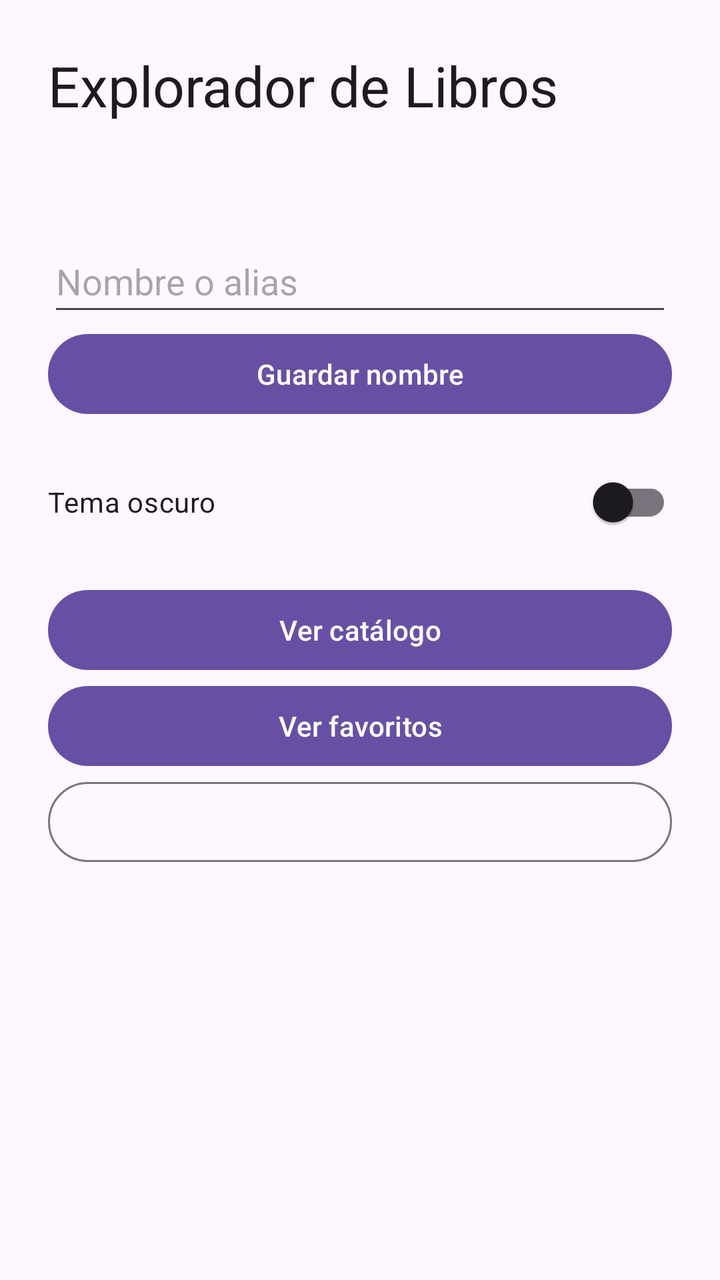
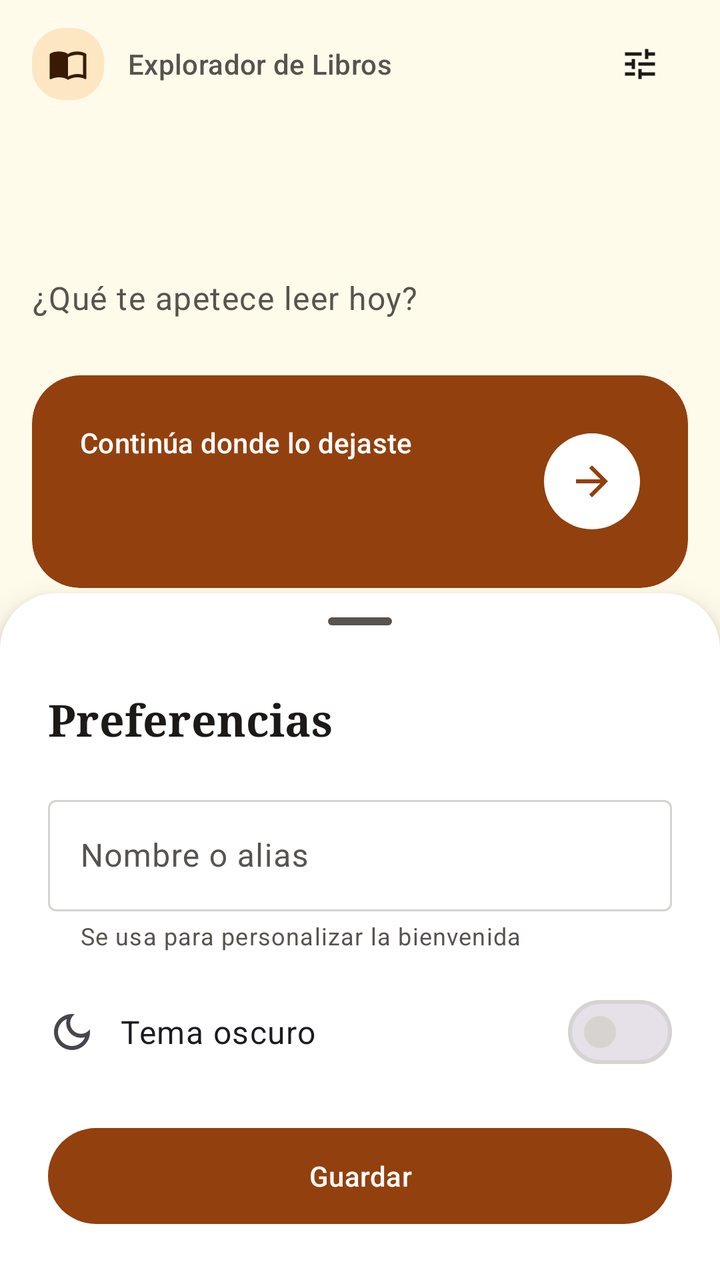

Screens rendered from an Android XML layout before and after an edit, with the pre-edit source and the edit as a unified diff.
<!-- AndroidManifest.xml: application theme Theme.PRACTICA_DYVR_02 -->
<!-- res/layout/activity_main.xml -->
<?xml version="1.0" encoding="utf-8"?>
<LinearLayout xmlns:android="http://schemas.android.com/apk/res/android"
    android:layout_width="match_parent"
    android:layout_height="match_parent"
    android:fitsSystemWindows="true"
    android:orientation="vertical"
    android:padding="24dp">

    <TextView
        android:layout_width="wrap_content"
        android:layout_height="wrap_content"
        android:text="@string/app_name"
        android:textAppearance="?attr/textAppearanceHeadlineMedium" />

    <TextView
        android:id="@+id/bienvenida"
        android:layout_width="match_parent"
        android:layout_height="wrap_content"
        android:layout_marginVertical="16dp"
        android:textAppearance="?attr/textAppearanceBodyLarge" />

    <EditText
        android:id="@+id/nombre"
        android:layout_width="match_parent"
        android:layout_height="wrap_content"
        android:hint="Nombre o alias"
        android:inputType="textPersonName"
        android:minHeight="48dp" />

    <Button
        android:id="@+id/guardar"
        android:layout_width="match_parent"
        android:layout_height="wrap_content"
        android:text="Guardar nombre" />

    <androidx.appcompat.widget.SwitchCompat
        android:id="@+id/tema"
        android:layout_width="match_parent"
        android:layout_height="wrap_content"
        android:layout_marginVertical="16dp"
        android:minHeight="48dp"
        android:text="Tema oscuro" />

    <Button
        android:id="@+id/catalogo"
        android:layout_width="match_parent"
        android:layout_height="wrap_content"
        android:text="Ver catálogo" />

    <Button
        android:id="@+id/favoritos"
        android:layout_width="match_parent"
        android:layout_height="wrap_content"
        android:text="Ver favoritos" />

    <Button
        android:id="@+id/continuar"
        style="?attr/materialButtonOutlinedStyle"
        android:layout_width="match_parent"
        android:layout_height="wrap_content" />
</LinearLayout>
<!-- resources referenced by this layout -->
<resources>
  <style name="Base.Theme.PRACTICA_DYVR_02" parent="Theme.Material3.DayNight.NoActionBar">
          
          
      </style>
  <!-- unchanged entries left out for length: 2 -->
</resources>

<!-- the commit's change to res/layout/activity_main.xml (unified diff, before → after) -->
@@ -1,61 +1,311 @@
 <?xml version="1.0" encoding="utf-8"?>
-<LinearLayout xmlns:android="http://schemas.android.com/apk/res/android"
+<androidx.coordinatorlayout.widget.CoordinatorLayout xmlns:android="http://schemas.android.com/apk/res/android"
+    xmlns:app="http://schemas.android.com/apk/res-auto"
     android:layout_width="match_parent"
     android:layout_height="match_parent"
-    android:fitsSystemWindows="true"
-    android:orientation="vertical"
-    android:padding="24dp">
-
-    <TextView
-        android:layout_width="wrap_content"
-        android:layout_height="wrap_content"
-        android:text="@string/app_name"
-        android:textAppearance="?attr/textAppearanceHeadlineMedium" />
-
-    <TextView
-        android:id="@+id/bienvenida"
+    android:background="?android:attr/colorBackground">
+
+    <ScrollView
+        android:layout_width="match_parent"
+        android:layout_height="match_parent"
+        android:fitsSystemWindows="true">
+
+        <LinearLayout
+            android:layout_width="match_parent"
+            android:layout_height="wrap_content"
+            android:orientation="vertical"
+            android:paddingHorizontal="@dimen/gutter"
+            android:paddingTop="8dp"
+            android:paddingBottom="24dp">
+
+            
+            <LinearLayout
+                android:layout_width="match_parent"
+                android:layout_height="wrap_content"
+                android:gravity="center_vertical"
+                android:orientation="horizontal">
+
+                <ImageView
+                    android:layout_width="36dp"
+                    android:layout_height="36dp"
+                    android:background="@drawable/bg_icono"
+                    android:importantForAccessibility="no"
+                    android:padding="8dp"
+                    android:src="@drawable/ic_book"
+                    app:tint="@color/on_primary_container" />
+
+                <TextView
+                    android:layout_width="0dp"
+                    android:layout_height="wrap_content"
+                    android:layout_marginStart="12dp"
+                    android:layout_weight="1"
+                    android:text="@string/app_name"
+                    android:textAppearance="?attr/textAppearanceTitleSmall"
+                    android:textColor="?attr/colorOnSurfaceVariant" />
+
+                <com.google.android.material.button.MaterialButton
+                    android:id="@+id/ajustes"
+                    style="@style/Widget.Material3.Button.IconButton"
+                    android:layout_width="48dp"
+                    android:layout_height="48dp"
+                    android:contentDescription="Preferencias"
+                    app:icon="@drawable/ic_tune"
+                    app:iconTint="?attr/colorOnSurface" />
+            </LinearLayout>
+
+            <TextView
+                android:id="@+id/saludo"
+                style="@style/Titulo"
+                android:layout_width="match_parent"
+                android:layout_height="wrap_content"
+                android:layout_marginTop="32dp"
+                android:textSize="34sp" />
+
+            <TextView
+                android:layout_width="match_parent"
+                android:layout_height="wrap_content"
+                android:layout_marginTop="4dp"
+                android:text="¿Qué te apetece leer hoy?"
+                android:textAppearance="?attr/textAppearanceBodyLarge"
+                android:textColor="?attr/colorOnSurfaceVariant" />
+
+            
+            <com.google.android.material.card.MaterialCardView
+                android:id="@+id/continuar"
+                android:layout_width="match_parent"
+                android:layout_height="wrap_content"
+                android:layout_marginTop="28dp"
+                android:clickable="true"
+                android:focusable="true"
+                app:cardBackgroundColor="?attr/colorPrimary"
+                app:cardCornerRadius="24dp"
+                app:strokeWidth="0dp">
+
+                <LinearLayout
+                    android:layout_width="match_parent"
+                    android:layout_height="wrap_content"
+                    android:gravity="center_vertical"
+                    android:orientation="horizontal"
+                    android:padding="24dp">
+
+                    <LinearLayout
+                        android:layout_width="0dp"
+                        android:layout_height="wrap_content"
+                        android:layout_weight="1"
+                        android:orientation="vertical">
+
+                        <TextView
+                            android:layout_width="wrap_content"
+                            android:layout_height="wrap_content"
+                            android:text="Continúa donde lo dejaste"
+                            android:textAppearance="?attr/textAppearanceLabelLarge"
+                            android:textColor="?attr/colorOnPrimary" />
+
+                        <TextView
+                            android:id="@+id/ultima"
+                            style="@style/Titulo"
+                            android:layout_width="wrap_content"
+                            android:layout_height="wrap_content"
+                            android:layout_marginTop="4dp"
+                            android:textColor="?attr/colorOnPrimary"
+                            android:textSize="26sp" />
+                    </LinearLayout>
+
+                    <ImageView
+                        android:layout_width="48dp"
+                        android:layout_height="48dp"
+                        android:background="@drawable/bg_circulo"
+                        android:importantForAccessibility="no"
+                        android:padding="12dp"
+                        android:src="@drawable/ic_arrow_forward"
+                        app:tint="?attr/colorPrimary" />
+                </LinearLayout>
+            </com.google.android.material.card.MaterialCardView>
+
+            <TextView
+                style="@style/Titulo"
+                android:layout_width="wrap_content"
+                android:layout_height="wrap_content"
+                android:layout_marginTop="32dp"
+                android:text="Explorar"
+                android:textSize="20sp" />
+
+            <LinearLayout
+                android:layout_width="match_parent"
+                android:layout_height="wrap_content"
+                android:layout_marginTop="12dp"
+                android:baselineAligned="false"
+                android:orientation="horizontal">
+
+                <com.google.android.material.card.MaterialCardView
+                    android:id="@+id/catalogo"
+                    android:layout_width="0dp"
+                    android:layout_height="match_parent"
+                    android:layout_marginEnd="6dp"
+                    android:layout_weight="1"
+                    android:clickable="true"
+                    android:focusable="true">
+
+                    <LinearLayout
+                        android:layout_width="match_parent"
+                        android:layout_height="wrap_content"
+                        android:orientation="vertical"
+                        android:padding="20dp">
+
+                        <ImageView
+                            android:layout_width="48dp"
+                            android:layout_height="48dp"
+                            android:background="@drawable/bg_icono"
+                            android:importantForAccessibility="no"
+                            android:padding="12dp"
+                            android:src="@drawable/ic_book"
+                            app:tint="@color/on_primary_container" />
+
+                        <TextView
+                            style="@style/Titulo"
+                            android:layout_width="wrap_content"
+                            android:layout_height="wrap_content"
+                            android:layout_marginTop="16dp"
+                            android:text="Catálogo"
+                            android:textSize="18sp" />
+
+                        <TextView
+                            android:layout_width="wrap_content"
+                            android:layout_height="wrap_content"
+                            android:layout_marginTop="2dp"
+                            android:text="Todos los libros del servidor"
+                            android:textAppearance="?attr/textAppearanceBodyMedium"
+                            android:textColor="?attr/colorOnSurfaceVariant" />
+                    </LinearLayout>
+                </com.google.android.material.card.MaterialCardView>
+
+                <com.google.android.material.card.MaterialCardView
+                    android:id="@+id/favoritos"
+                    android:layout_width="0dp"
+                    android:layout_height="match_parent"
+                    android:layout_marginStart="6dp"
+                    android:layout_weight="1"
+                    android:clickable="true"
+                    android:focusable="true">
+
+                    <LinearLayout
+                        android:layout_width="match_parent"
+                        android:layout_height="wrap_content"
+                        android:orientation="vertical"
+                        android:padding="20dp">
+
+                        <ImageView
+                            android:layout_width="48dp"
+                            android:layout_height="48dp"
+                            android:background="@drawable/bg_icono"
+                            android:importantForAccessibility="no"
+                            android:padding="12dp"
+                            android:src="@drawable/ic_favorite"
+                            app:tint="@color/on_primary_container" />
+
+                        <TextView
+                            style="@style/Titulo"
+                            android:layout_width="wrap_content"
+                            android:layout_height="wrap_content"
+                            android:layout_marginTop="16dp"
+                            android:text="Favoritos"
+                            android:textSize="18sp" />
+
+                        <TextView
+                            android:id="@+id/totalFavoritos"
+                            android:layout_width="wrap_content"
+                            android:layout_height="wrap_content"
+                            android:layout_marginTop="2dp"
+                            android:textAppearance="?attr/textAppearanceBodyMedium"
+                            android:textColor="?attr/colorOnSurfaceVariant" />
+                    </LinearLayout>
+                </com.google.android.material.card.MaterialCardView>
+            </LinearLayout>
+        </LinearLayout>
+    </ScrollView>
+
+    
+    <View
+        android:id="@+id/velo"
+        android:layout_width="match_parent"
+        android:layout_height="match_parent"
+        android:background="#80000000"
+        android:clickable="true"
+        android:contentDescription="Cerrar preferencias"
+        android:focusable="true"
+        android:visibility="gone" />
+
+    
+    <LinearLayout
+        android:id="@+id/hoja"
         android:layout_width="match_parent"
         android:layout_height="wrap_content"
-        android:layout_marginVertical="16dp"
-        android:textAppearance="?attr/textAppearanceBodyLarge" />
-
-    <EditText
-        android:id="@+id/nombre"
-        android:layout_width="match_parent"
-        android:layout_height="wrap_content"
-        android:hint="Nombre o alias"
-        android:inputType="textPersonName"
-        android:minHeight="48dp" />
-
-    <Button
-        android:id="@+id/guardar"
-        android:layout_width="match_parent"
-        android:layout_height="wrap_content"
-        android:text="Guardar nombre" />
-
-    <androidx.appcompat.widget.SwitchCompat
-        android:id="@+id/tema"
-        android:layout_width="match_parent"
-        android:layout_height="wrap_content"
-        android:layout_marginVertical="16dp"
-        android:minHeight="48dp"
-        android:text="Tema oscuro" />
-
-    <Button
-        android:id="@+id/catalogo"
-        android:layout_width="match_parent"
-        android:layout_height="wrap_content"
-        android:text="Ver catálogo" />
-
-    <Button
-        android:id="@+id/favoritos"
-        android:layout_width="match_parent"
-        android:layout_height="wrap_content"
-        android:text="Ver favoritos" />
-
-    <Button
-        android:id="@+id/continuar"
-        style="?attr/materialButtonOutlinedStyle"
-        android:layout_width="match_parent"
-        android:layout_height="wrap_content" />
-</LinearLayout>
+        android:layout_gravity="center_horizontal"
+        android:background="@drawable/bg_hoja"
+        android:clickable="true"
+        android:elevation="8dp"
+        android:focusable="true"
+        android:maxWidth="640dp"
+        android:orientation="vertical"
+        app:behavior_hideable="true"
+        app:behavior_skipCollapsed="true"
+        app:layout_behavior="com.google.android.material.bottomsheet.BottomSheetBehavior"
+        app:paddingBottomSystemWindowInsets="false">
+
+        <LinearLayout
+            android:id="@+id/hojaContenido"
+            android:layout_width="match_parent"
+            android:layout_height="wrap_content"
+            android:orientation="vertical"
+            android:paddingHorizontal="24dp"
+            android:paddingBottom="24dp">
+
+            <com.google.android.material.bottomsheet.BottomSheetDragHandleView
+                android:layout_width="match_parent"
+                android:layout_height="wrap_content" />
+
+            <TextView
+                style="@style/Titulo"
+                android:layout_width="wrap_content"
+                android:layout_height="wrap_content"
+                android:text="Preferencias"
+                android:textSize="22sp" />
+
+            <com.google.android.material.textfield.TextInputLayout
+                style="@style/Widget.Material3.TextInputLayout.OutlinedBox"
+                android:layout_width="match_parent"
+                android:layout_height="wrap_content"
+                android:layout_marginTop="20dp"
+                android:hint="Nombre o alias"
+                app:helperText="Se usa para personalizar la bienvenida">
+
+                <com.google.android.material.textfield.TextInputEditText
+                    android:id="@+id/nombre"
+                    android:layout_width="match_parent"
+                    android:layout_height="wrap_content"
+                    android:imeOptions="actionDone"
+                    android:inputType="textPersonName"
+                    android:maxLength="40" />
+            </com.google.android.material.textfield.TextInputLayout>
+
+            <com.google.android.material.materialswitch.MaterialSwitch
+                android:id="@+id/tema"
+                android:layout_width="match_parent"
+                android:layout_height="wrap_content"
+                android:layout_marginTop="12dp"
+                android:drawablePadding="12dp"
+                android:minHeight="56dp"
+                android:text="Tema oscuro"
+                android:textAppearance="?attr/textAppearanceBodyLarge"
+                app:drawableStartCompat="@drawable/ic_dark_mode" />
+
+            <com.google.android.material.button.MaterialButton
+                android:id="@+id/guardar"
+                style="@style/Widget.Material3.Button"
+                android:layout_width="match_parent"
+                android:layout_height="56dp"
+                android:layout_marginTop="16dp"
+                android:text="Guardar" />
+        </LinearLayout>
+    </LinearLayout>
+</androidx.coordinatorlayout.widget.CoordinatorLayout>
<!-- resource entries referenced after the edit -->
@@ -1,8 +1,131 @@
 <!-- resources referenced by this layout -->
 <resources>
+  <color name="on_primary_container">#3B1A04</color>
+  <dimen name="gutter">16dp</dimen>
+  <!-- drawable bg_circulo (drawable) -->
+  <?xml version="1.0" encoding="utf-8"?>
+  <shape xmlns:android="http://schemas.android.com/apk/res/android"
+      android:shape="oval">
+      <solid android:color="@color/on_primary" />
+  </shape>
+  <!-- drawable bg_hoja (drawable) -->
+  <?xml version="1.0" encoding="utf-8"?>
+  <shape xmlns:android="http://schemas.android.com/apk/res/android"
+      android:shape="rectangle">
+      <solid android:color="@color/surface_container" />
+      <corners
+          android:topLeftRadius="28dp"
+          android:topRightRadius="28dp" />
+  </shape>
+  <!-- drawable bg_icono (drawable) -->
+  <?xml version="1.0" encoding="utf-8"?>
+  <shape xmlns:android="http://schemas.android.com/apk/res/android"
+      android:shape="rectangle">
+      <solid android:color="@color/primary_container" />
+      <corners android:radius="16dp" />
+  </shape>
+  <!-- drawable ic_arrow_forward (drawable) -->
+  <vector xmlns:android="http://schemas.android.com/apk/res/android"
+      android:width="24dp"
+      android:height="24dp"
+      android:tint="?attr/colorControlNormal"
+      android:viewportWidth="24"
+      android:viewportHeight="24">
+      <path
+          android:fillColor="@android:color/white"
+          android:pathData="M12,4l-1.41,1.41L16.17,11H4v2h12.17l-5.58,5.59L12,20l8,-8z" />
+  </vector>
+  <!-- drawable ic_book (drawable) -->
+  <vector xmlns:android="http://schemas.android.com/apk/res/android"
+      android:width="24dp"
+      android:height="24dp"
+      android:tint="?attr/colorControlNormal"
+      android:viewportWidth="24"
+      android:viewportHeight="24">
+      <path
+          android:fillColor="@android:color/white"
+          android:pathData="M21,5c-1.11,-0.35 -2.33,-0.5 -3.5,-0.5c-1.95,0 -4.05,0.4 -5.5,1.5c-1.45,-1.1 -3.55,-1.5 -5.5,-1.5S2.45,4.9 1,6v14.65c0,0.25 0.25,0.5 0.5,0.5c0.1,0 0.15,-0.05 0.25,-0.05C3.1,20.45 5.05,20 6.5,20c1.95,0 4.05,0.4 5.5,1.5c1.35,-0.85 3.8,-1.5 5.5,-1.5c1.65,0 3.35,0.3 4.75,1.05c0.1,0.05 0.15,0.05 0.25,0.05c0.25,0 0.5,-0.25 0.5,-0.5V6C22.4,5.55 21.75,5.25 21,5zM21,18.5c-1.1,-0.35 -2.3,-0.5 -3.5,-0.5c-1.7,0 -4.15,0.65 -5.5,1.5V8c1.35,-0.85 3.8,-1.5 5.5,-1.5c1.2,0 2.4,0.15 3.5,0.5V18.5z" />
+  </vector>
+  <!-- drawable ic_dark_mode (drawable) -->
+  <vector xmlns:android="http://schemas.android.com/apk/res/android"
+      android:width="24dp"
+      android:height="24dp"
+      android:tint="?attr/colorControlNormal"
+      android:viewportWidth="24"
+      android:viewportHeight="24">
+      <path
+          android:fillColor="@android:color/white"
+          android:pathData="M9.37,5.51C9.19,6.15 9.1,6.82 9.1,7.5c0,4.08 3.32,7.4 7.4,7.4c0.68,0 1.350,-0.09 1.99,-0.27C17.45,17.19 14.93,19 12,19c-3.86,0 -7,-3.14 -7,-7C5,9.07 6.81,6.55 9.37,5.51zM12,3c-4.97,0 -9,4.03 -9,9s4.03,9 9,9s9,-4.03 9,-9c0,-0.46 -0.04,-0.92 -0.1,-1.36c-0.98,1.37 -2.58,2.26 -4.4,2.26c-2.98,0 -5.4,-2.42 -5.4,-5.4c0,-1.81 0.89,-3.42 2.26,-4.4C12.92,3.04 12.46,3 12,3L12,3z" />
+  </vector>
+  <!-- drawable ic_favorite (drawable) -->
+  <vector xmlns:android="http://schemas.android.com/apk/res/android"
+      android:width="24dp"
+      android:height="24dp"
+      android:tint="?attr/colorControlNormal"
+      android:viewportWidth="24"
+      android:viewportHeight="24">
+      <path
+          android:fillColor="@android:color/white"
+          android:pathData="M16.5,3c-1.74,0 -3.41,0.81 -4.5,2.09C10.91,3.81 9.24,3 7.5,3 4.42,3 2,5.42 2,8.5c0,3.78 3.4,6.86 8.55,11.54L12,21.35l1.45,-1.32C18.6,15.36 22,12.28 22,8.5 22,5.42 19.58,3 16.5,3zM12.1,18.55l-0.1,0.1 -0.1,-0.1C7.14,14.24 4,11.39 4,8.5 4,6.5 5.5,5 7.5,5c1.54,0 3.04,0.99 3.57,2.36h1.87C13.46,5.99 14.96,5 16.5,5c2,0 3.5,1.5 3.5,3.5 0,2.89 -3.14,5.74 -7.9,10.05z" />
+  </vector>
+  <!-- drawable ic_tune (drawable) -->
+  <vector xmlns:android="http://schemas.android.com/apk/res/android"
+      android:width="24dp"
+      android:height="24dp"
+      android:tint="?attr/colorControlNormal"
+      android:viewportWidth="24"
+      android:viewportHeight="24">
+      <path
+          android:fillColor="@android:color/white"
+          android:pathData="M3,17v2h6v-2H3zM3,5v2h10V5H3zM13,21v-2h8v-2h-8v-2h-2v6h2zM7,9v2H3v2h4v2h2V9H7zM21,13v-2H11v2h10zM15,9h2V7h4V5h-4V3h-2v6z" />
+  </vector>
+  <style name="Titulo" parent="">
+          <item name="android:fontFamily">serif</item>
+          <item name="android:textStyle">bold</item>
+          <item name="android:textColor">?attr/colorOnSurface</item>
+      </style>
+  <color name="on_primary">#FFFFFF</color>
+  <color name="surface_container">#FFFFFF</color>
+  <color name="primary_container">#FDE7C2</color>
   <style name="Base.Theme.PRACTICA_DYVR_02" parent="Theme.Material3.DayNight.NoActionBar">
+          <item name="colorPrimary">@color/primary</item>
+          <item name="colorOnPrimary">@color/on_primary</item>
+          <item name="colorPrimaryContainer">@color/primary_container</item>
+          <item name="colorOnPrimaryContainer">@color/on_primary_container</item>
+          <item name="colorSecondary">@color/secondary</item>
+          <item name="colorOnSecondary">@color/on_secondary</item>
+          <item name="colorSecondaryContainer">@color/secondary_container</item>
+          <item name="colorOnSecondaryContainer">@color/on_secondary_container</item>
+          <item name="android:colorBackground">@color/background</item>
+          <item name="colorOnBackground">@color/on_background</item>
+          <item name="colorSurface">@color/surface</item>
+          <item name="colorSurfaceContainerLow">@color/surface_container</item>
+          <item name="colorOnSurface">@color/on_surface</item>
+          <item name="colorOnSurfaceVariant">@color/on_surface_variant</item>
+          <item name="colorOutline">@color/outline</item>
+          <item name="colorOutlineVariant">@color/outline</item>
+          <item name="colorError">@color/error</item>
+          <item name="materialCardViewStyle">@style/Card</item>
           
-          
+          <item name="android:windowLightStatusBar">@bool/tema_claro</item>
+          <item name="android:windowLightNavigationBar">@bool/tema_claro</item>
+      </style>
+  <color name="primary">#92400E</color>
+  <color name="secondary">#78716C</color>
+  <color name="on_secondary">#FFFFFF</color>
+  <color name="secondary_container">#EDE6DF</color>
+  <color name="on_secondary_container">#292524</color>
+  <color name="background">#FFFBEB</color>
+  <color name="on_background">#1C1917</color>
+  <color name="surface">#FFFBEB</color>
+  <color name="on_surface">#1C1917</color>
+  <color name="on_surface_variant">#57534E</color>
+  <color name="outline">#D6D3D1</color>
+  <color name="error">#B91C1C</color>
+  <style name="Card" parent="Widget.Material3.CardView.Outlined">
+          <item name="cardBackgroundColor">@color/surface_container</item>
+          <item name="cardCornerRadius">16dp</item>
+          <item name="strokeColor">@color/outline</item>
       </style>
   <!-- unchanged entries left out for length: 2 -->
 </resources>
